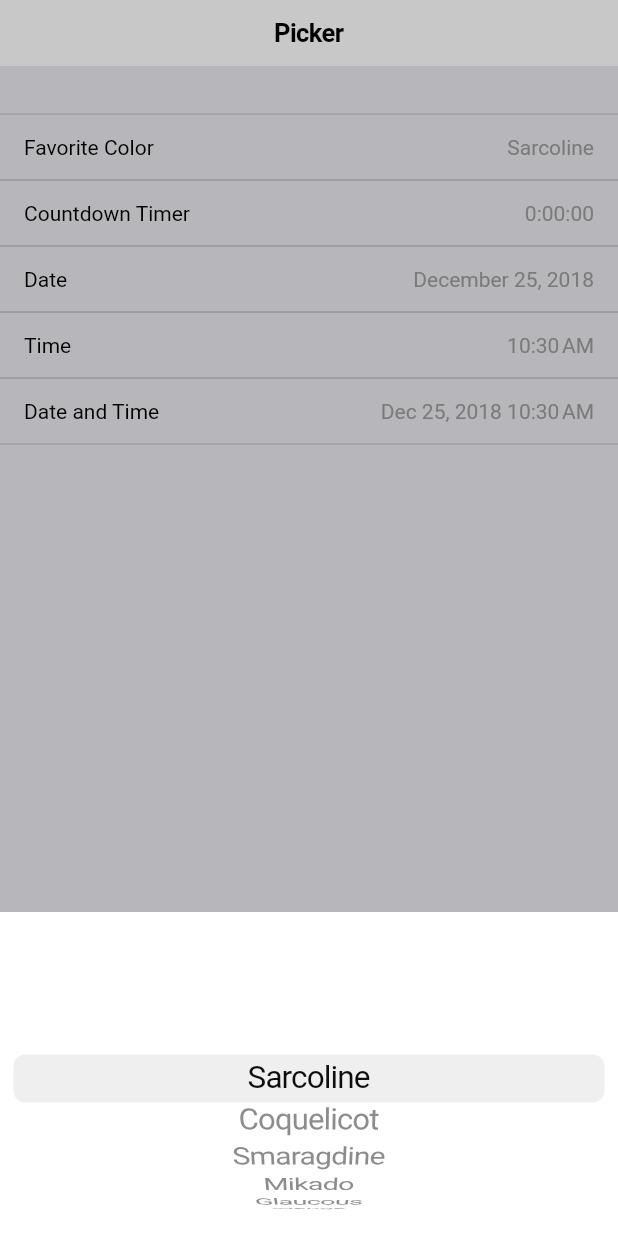
After one commit to rodydavis/plugins, a Flutter app: the screen it shows after launch, item 4 of the bottom bar chosen, after a tap on "Favorite Color", on a phone screen of 412 x 824 dp. The commit adds this screen. Run offline on Flutter 3.47's test engine with Material 2 defaults, Android fonts, the phone set to English and light mode, and no system bars; drawn by our look-alikes of flutter_platform_widgets; our stand-ins replace font_awesome_flutter, package_info, shared_preferences; missing offline and left inert: tonic.

Commit message:
Adding Picker Example

```diff
--- a/packages/native_widgets/example/lib/main.dart
+++ b/packages/native_widgets/example/lib/main.dart
@@ -5,6 +5,7 @@ import 'dart:math' as math;
 import 'screens/page_1.dart';
 import 'screens/page_2.dart';
 import 'screens/page_3.dart';
+import 'screens/page_4.dart';
 
 void main() => runApp(new MyApp());
 
@@ -39,6 +40,7 @@ class NativeAppLookState extends State<NativeAppLook> {
     Page1(),
     Page2(),
     Page3(),
+    CupertinoPickerDemo(),
   ];
 
   @override
@@ -61,6 +63,10 @@ class NativeAppLookState extends State<NativeAppLook> {
                 icon: Icon(Icons.settings),
                 title: Text("Settings"),
               ),
+              BottomNavigationBarItem(
+                icon: Icon(Icons.security),
+                title: Text("Demo"),
+              ),
             ],
             onTap: (int index) {
               setState(() {
--- a/packages/native_widgets/example/lib/screens/page_3.dart
+++ b/packages/native_widgets/example/lib/screens/page_3.dart
@@ -16,7 +16,20 @@ class Page3State extends State<Page3> {
   Widget build(BuildContext context) {
     return Scaffold(
       appBar: NativeAppBar(
+        leading: NativeButton(
+          child: Text("Cancel"),
+          onPressed: () {},
+        ),
         title: const Text("Input Form"),
+        actions: <Widget>[
+          NativeButton(
+            child: Text(
+              "Save",
+              style: TextStyle(fontWeight: FontWeight.bold),
+            ),
+            onPressed: () {},
+          ),
+        ],
       ),
       body: ListView(
         children: <Widget>[
--- /dev/null
+++ b/packages/native_widgets/example/lib/screens/page_4.dart
@@ -0,0 +1,296 @@
+// Copyright 2017 The Chromium Authors. All rights reserved.
+// Use of this source code is governed by a BSD-style license that can be
+// found in the LICENSE file.
+import 'package:flutter/cupertino.dart';
+import 'package:intl/intl.dart';
+
+// import '../../gallery/demo.dart';
+// import 'cupertino_navigation_demo.dart' show coolColorNames;
+
+const double _kPickerSheetHeight = 216.0;
+const double _kPickerItemHeight = 32.0;
+
+const List<String> coolColorNames = <String>[
+  'Sarcoline',
+  'Coquelicot',
+  'Smaragdine',
+  'Mikado',
+  'Glaucous',
+  'Wenge',
+  'Fulvous',
+  'Xanadu',
+  'Falu',
+  'Eburnean',
+  'Amaranth',
+  'Australien',
+  'Banan',
+  'Falu',
+  'Gingerline',
+  'Incarnadine',
+  'Labrador',
+  'Nattier',
+  'Pervenche',
+  'Sinoper',
+  'Verditer',
+  'Watchet',
+  'Zaffre',
+];
+
+class CupertinoPickerDemo extends StatefulWidget {
+  static const String routeName = '/cupertino/picker';
+
+  @override
+  _CupertinoPickerDemoState createState() => _CupertinoPickerDemoState();
+}
+
+class _CupertinoPickerDemoState extends State<CupertinoPickerDemo> {
+  int _selectedColorIndex = 0;
+
+  Duration timer = const Duration();
+
+  // Value that is shown in the date picker in date mode.
+  DateTime date = DateTime.now();
+
+  // Value that is shown in the date picker in time mode.
+  DateTime time = DateTime.now();
+
+  // Value that is shown in the date picker in dateAndTime mode.
+  DateTime dateTime = DateTime.now();
+
+  Widget _buildMenu(List<Widget> children) {
+    return Container(
+      decoration: BoxDecoration(
+        // color: CupertinoTheme.of(context).scaffoldBackgroundColor,
+        border: const Border(
+          top: BorderSide(color: Color(0xFFBCBBC1), width: 0.0),
+          bottom: BorderSide(color: Color(0xFFBCBBC1), width: 0.0),
+        ),
+      ),
+      height: 44.0,
+      child: Padding(
+        padding: const EdgeInsets.symmetric(horizontal: 16.0),
+        child: SafeArea(
+          top: false,
+          bottom: false,
+          child: Row(
+            mainAxisAlignment: MainAxisAlignment.spaceBetween,
+            children: children,
+          ),
+        ),
+      ),
+    );
+  }
+
+  Widget _buildBottomPicker(Widget picker) {
+    return Container(
+      height: _kPickerSheetHeight,
+      padding: const EdgeInsets.only(top: 6.0),
+      color: CupertinoColors.white,
+      child: DefaultTextStyle(
+        style: const TextStyle(
+          color: CupertinoColors.black,
+          fontSize: 22.0,
+        ),
+        child: GestureDetector(
+          // Blocks taps from propagating to the modal sheet and popping.
+          onTap: () {},
+          child: SafeArea(
+            top: false,
+            child: picker,
+          ),
+        ),
+      ),
+    );
+  }
+
+  Widget _buildColorPicker(BuildContext context) {
+    final FixedExtentScrollController scrollController =
+        FixedExtentScrollController(initialItem: _selectedColorIndex);
+
+    return GestureDetector(
+      onTap: () async {
+        await showCupertinoModalPopup<void>(
+          context: context,
+          builder: (BuildContext context) {
+            return _buildBottomPicker(
+              CupertinoPicker(
+                scrollController: scrollController,
+                itemExtent: _kPickerItemHeight,
+                backgroundColor: CupertinoColors.white,
+                onSelectedItemChanged: (int index) {
+                  setState(() => _selectedColorIndex = index);
+                },
+                children:
+                    List<Widget>.generate(coolColorNames.length, (int index) {
+                  return Center(
+                    child: Text(coolColorNames[index]),
+                  );
+                }),
+              ),
+            );
+          },
+        );
+      },
+      child: _buildMenu(
+        <Widget>[
+          const Text('Favorite Color'),
+          Text(
+            coolColorNames[_selectedColorIndex],
+            style: const TextStyle(color: CupertinoColors.inactiveGray),
+          ),
+        ],
+      ),
+    );
+  }
+
+  Widget _buildCountdownTimerPicker(BuildContext context) {
+    return GestureDetector(
+      onTap: () {
+        showCupertinoModalPopup<void>(
+          context: context,
+          builder: (BuildContext context) {
+            return _buildBottomPicker(
+              CupertinoTimerPicker(
+                initialTimerDuration: timer,
+                onTimerDurationChanged: (Duration newTimer) {
+                  setState(() => timer = newTimer);
+                },
+              ),
+            );
+          },
+        );
+      },
+      child: _buildMenu(
+        <Widget>[
+          const Text('Countdown Timer'),
+          Text(
+            '${timer.inHours}:'
+                '${(timer.inMinutes % 60).toString().padLeft(2, '0')}:'
+                '${(timer.inSeconds % 60).toString().padLeft(2, '0')}',
+            style: const TextStyle(color: CupertinoColors.inactiveGray),
+          ),
+        ],
+      ),
+    );
+  }
+
+  Widget _buildDatePicker(BuildContext context) {
+    return GestureDetector(
+      onTap: () {
+        showCupertinoModalPopup<void>(
+          context: context,
+          builder: (BuildContext context) {
+            return _buildBottomPicker(
+              CupertinoDatePicker(
+                mode: CupertinoDatePickerMode.date,
+                initialDateTime: date,
+                onDateTimeChanged: (DateTime newDateTime) {
+                  setState(() => date = newDateTime);
+                },
+              ),
+            );
+          },
+        );
+      },
+      child: _buildMenu(<Widget>[
+        const Text('Date'),
+        Text(
+          DateFormat.yMMMMd().format(date),
+          style: const TextStyle(color: CupertinoColors.inactiveGray),
+        ),
+      ]),
+    );
+  }
+
+  Widget _buildTimePicker(BuildContext context) {
+    return GestureDetector(
+      onTap: () {
+        showCupertinoModalPopup<void>(
+          context: context,
+          builder: (BuildContext context) {
+            return _buildBottomPicker(
+              CupertinoDatePicker(
+                mode: CupertinoDatePickerMode.time,
+                initialDateTime: time,
+                onDateTimeChanged: (DateTime newDateTime) {
+                  setState(() => time = newDateTime);
+                },
+              ),
+            );
+          },
+        );
+      },
+      child: _buildMenu(
+        <Widget>[
+          const Text('Time'),
+          Text(
+            DateFormat.jm().format(time),
+            style: const TextStyle(color: CupertinoColors.inactiveGray),
+          ),
+        ],
+      ),
+    );
+  }
+
+  Widget _buildDateAndTimePicker(BuildContext context) {
+    return GestureDetector(
+      onTap: () {
+        showCupertinoModalPopup<void>(
+          context: context,
+          builder: (BuildContext context) {
+            return _buildBottomPicker(
+              CupertinoDatePicker(
+                mode: CupertinoDatePickerMode.dateAndTime,
+                initialDateTime: dateTime,
+                onDateTimeChanged: (DateTime newDateTime) {
+                  setState(() => dateTime = newDateTime);
+                },
+              ),
+            );
+          },
+        );
+      },
+      child: _buildMenu(
+        <Widget>[
+          const Text('Date and Time'),
+          Text(
+            DateFormat.yMMMd().add_jm().format(dateTime),
+            style: const TextStyle(color: CupertinoColors.inactiveGray),
+          ),
+        ],
+      ),
+    );
+  }
+
+  @override
+  Widget build(BuildContext context) {
+    return CupertinoPageScaffold(
+      navigationBar: CupertinoNavigationBar(
+        middle: const Text('Picker'),
+        // We're specifying a back label here because the previous page is a
+        // Material page. CupertinoPageRoutes could auto-populate these back
+        // labels.
+        previousPageTitle: 'Cupertino',
+        // trailing: CupertinoDemoDocumentationButton(CupertinoPickerDemo.routeName),
+      ),
+      child: DefaultTextStyle(
+        style: TextStyle(color: CupertinoColors.black),
+        child: DecoratedBox(
+          decoration: BoxDecoration(
+            color: CupertinoColors.lightBackgroundGray,
+          ),
+          child: ListView(
+            children: <Widget>[
+              const Padding(padding: EdgeInsets.only(top: 32.0)),
+              _buildColorPicker(context),
+              _buildCountdownTimerPicker(context),
+              _buildDatePicker(context),
+              _buildTimePicker(context),
+              _buildDateAndTimePicker(context),
+            ],
+          ),
+        ),
+      ),
+    );
+  }
+}
--- a/packages/native_widgets/lib/app_bar/app_bar.dart
+++ b/packages/native_widgets/lib/app_bar/app_bar.dart
@@ -3,14 +3,14 @@ part of native_widgets;
 // Native App Bar
 class NativeAppBar extends StatelessWidget implements PreferredSizeWidget {
   final Color backgroundColor;
-  final Color foregroundColor;
+  // final Color foregroundColor;
   final Widget leading;
   final Widget title;
   final List<Widget> actions;
-  final List<Widget> tabs;
-  final bool showMaterial;
-  final ValueChanged<dynamic> onValueChanged;
-  final dynamic groupValue;
+  // final List<Widget> tabs;
+  // final bool showMaterial;
+  // final ValueChanged<dynamic> onValueChanged;
+  // final dynamic groupValue;
   final MaterialAppBarData android;
   final CupertinoNavigationBarData ios;
 
@@ -18,16 +18,16 @@ class NativeAppBar extends StatelessWidget implements PreferredSizeWidget {
 
   NativeAppBar({
     Key key,
-    this.foregroundColor,
+    // this.foregroundColor,
     this.backgroundColor,
     this.leading,
     this.title,
     this.actions,
-    this.tabs,
-    this.showMaterial = false,
+    // this.tabs,
+    // this.showMaterial = false,
     this.preferredSize = const Size.fromHeight(56.0),
-    this.groupValue,
-    this.onValueChanged,
+    // this.groupValue,
+    // this.onValueChanged,
     this.ios,
     this.android,
   });
--- /dev/null
+++ b/packages/native_widgets/lib/input/date_picker.dart
@@ -0,0 +1,17 @@
+part of native_widgets;
+
+class NativeDatePicker extends StatelessWidget {
+
+  NativeDatePicker({
+    Key key,
+  });
+
+  @override
+  Widget build(BuildContext context) {
+    return PlatformWidget(
+      key: key,
+      ios: (BuildContext context) {},
+      android: (BuildContext context) {},
+    );
+  }
+}
--- a/packages/native_widgets/lib/native_widgets.dart
+++ b/packages/native_widgets/lib/native_widgets.dart
@@ -30,4 +30,5 @@ part 'toolbar/bottom_toolbar.dart';
 part 'utils/platform_switch.dart';
 part 'input/text_field.dart';
 part 'icon/icon.dart';
+part 'input/date_picker.dart';
 part 'input/group_select.dart';
```
